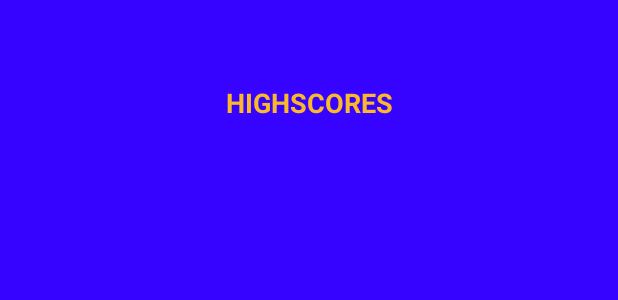
After one commit to jversteg0921/Tic-Tac-Toe_Math, an Android app: the layout activity_highscores.xml on its own in the app's theme, with its tools: preview values and no code run, on a phone screen of 412 x 824 dp. The commit adds this screen. Shown: the top 300 px of the screen. Run offline under Robolectric (Android 15) with nearby library versions, the phone set to English and light mode, and no system bars.

Commit message:
Begin DB to save highscores.

```diff
--- /dev/null
+++ b/app/src/main/res/layout/activity_highscores.xml
@@ -0,0 +1,22 @@
+<?xml version="1.0" encoding="utf-8"?>
+<LinearLayout xmlns:android="http://schemas.android.com/apk/res/android"
+              android:orientation="vertical"
+              android:layout_width="match_parent"
+              android:background="#3503ff"
+              android:layout_height="match_parent">
+    <TextView
+        android:layout_width="fill_parent"
+        android:layout_height="0dp"
+        android:layout_weight="1"
+        android:text="HIGHSCORES"
+        android:gravity="center"
+        android:textSize="18sp"
+        android:textColor="#fbb829"
+        android:textStyle="bold"/>
+    <ListView
+        android:id="@+id/highScoresView"
+        android:layout_width="fill_parent"
+        android:layout_height="0dp"
+        android:layout_weight="5"/>
+
+</LinearLayout>
--- a/app/src/main/res/values/strings.xml
+++ b/app/src/main/res/values/strings.xml
@@ -11,4 +11,7 @@
     <string name="aboutGame">This is a simple Tic Tac Toe game with a slight twist. In order to place your mark, you must first answer a randomly generated math problem.
         You also only have 10 seconds to answer said question! If you answer 3 questions in a row, you get to go twice! </string>
     <string name="goodLuck">Good Luck!</string>
+    <string name="continueQuit"> What would you like to do?</string>
+    <string name="continueYes">Continue</string>
+    <string name="quitYes">Quit</string>
 </resources>
```
Also changed, not shown: app/src/main/java/com/verstegenventures/android/tictactoe/DatabaseHelper.java (added, +33 -0 lines), app/src/main/java/com/verstegenventures/android/tictactoe/HighscoresActivity.java (added, +29 -0 lines), app/src/main/java/com/verstegenventures/android/tictactoe/MainActivity.java (+46 -8 lines), app/src/main/java/com/verstegenventures/android/tictactoe/MenuActivity.java (+36 -3 lines).
